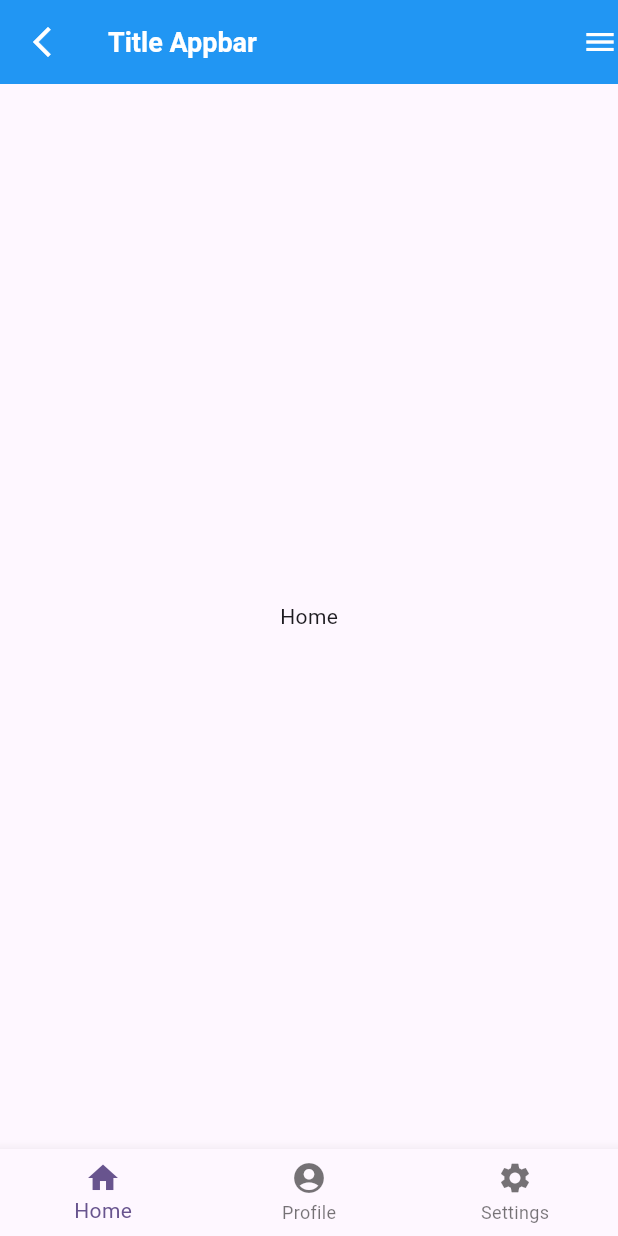
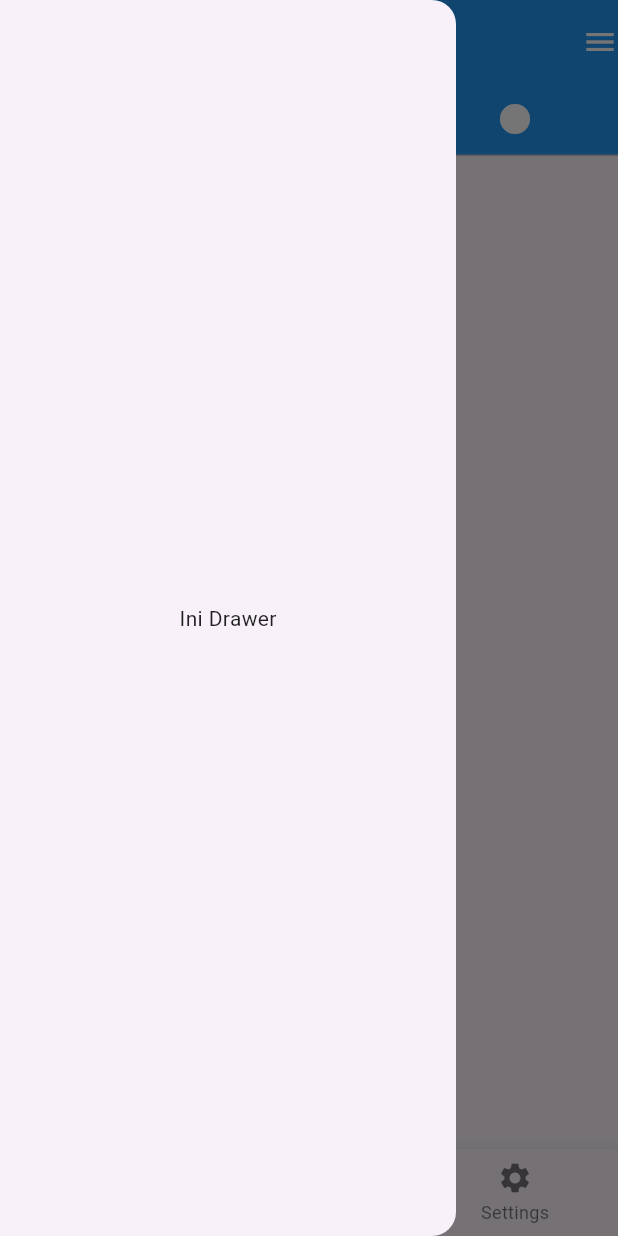
Before and after one commit to fradip12/H8-basic-widget, a Flutter app: the NavigationAppBar screen opened directly, with the side drawer open (before the commit the screen has no drawer), on a phone screen of 412 x 824 dp. Run offline on Flutter 3.47's test engine with Material 2 defaults, Android fonts, the phone set to English and light mode, and no system bars; our stand-ins replace google_fonts; network calls fail.

Commit message:
feat : navigation and data

```diff
--- a/lib/pages/navigation_appbar.dart
+++ b/lib/pages/navigation_appbar.dart
@@ -24,7 +24,15 @@ class _NavigationAppBarState extends State<NavigationAppBar> {
 
   @override
   Widget build(BuildContext context) {
-    return Scaffold(
+    return DefaultTabController(
+      initialIndex: 1,
+      length: 3,
+      child: Scaffold(
+        drawer: Drawer(
+          child: Center(
+            child: Text('Ini Drawer'),
+          ),
+        ),
         appBar: AppBar(
           leading: Icon(
             Icons.arrow_back_ios_new_outlined,
@@ -37,8 +45,37 @@ class _NavigationAppBarState extends State<NavigationAppBar> {
               color: Colors.white,
             ),
           ],
+          bottom: TabBar(
+            onTap: (value) {
+              print('index appbar bottom : $value');
+              setState(() {
+                index = value;
+              });
+            },
+            indicatorColor: Colors.black,
+            tabs: [
+              Tab(
+                child: Icon(
+                  Icons.home,
+                  color: Colors.white,
                 ),
-      body: body.elementAt(index),
+              ),
+              Tab(
+                child: Icon(
+                  Icons.cloud,
+                  color: Colors.white,
+                ),
+              ),
+              Tab(
+                child: Icon(
+                  Icons.brightness_1,
+                  color: Colors.white,
+                ),
+              )
+            ],
+          ),
+        ),
+        body: TabBarView(children: body),
         bottomNavigationBar: BottomNavigationBar(
           currentIndex: index,
           onTap: (value) {
@@ -62,6 +99,7 @@ class _NavigationAppBarState extends State<NavigationAppBar> {
             ),
           ],
         ),
+      ),
     );
   }
 }
```
Also changed, not shown: assets/json/data_berita.json (added, +42 -0 lines), lib/arguments/berita_arguments.dart (added, +10 -0 lines), lib/main.dart (+8 -8 lines), lib/pages/detail_pages.dart (added, +34 -0 lines), lib/pages/list_berita_pages.dart (+121 -4 lines), pubspec.yaml (+4 -11 lines), pubspec.lock, 7 other files. Lines whose indentation alone changed are shown as unchanged.
